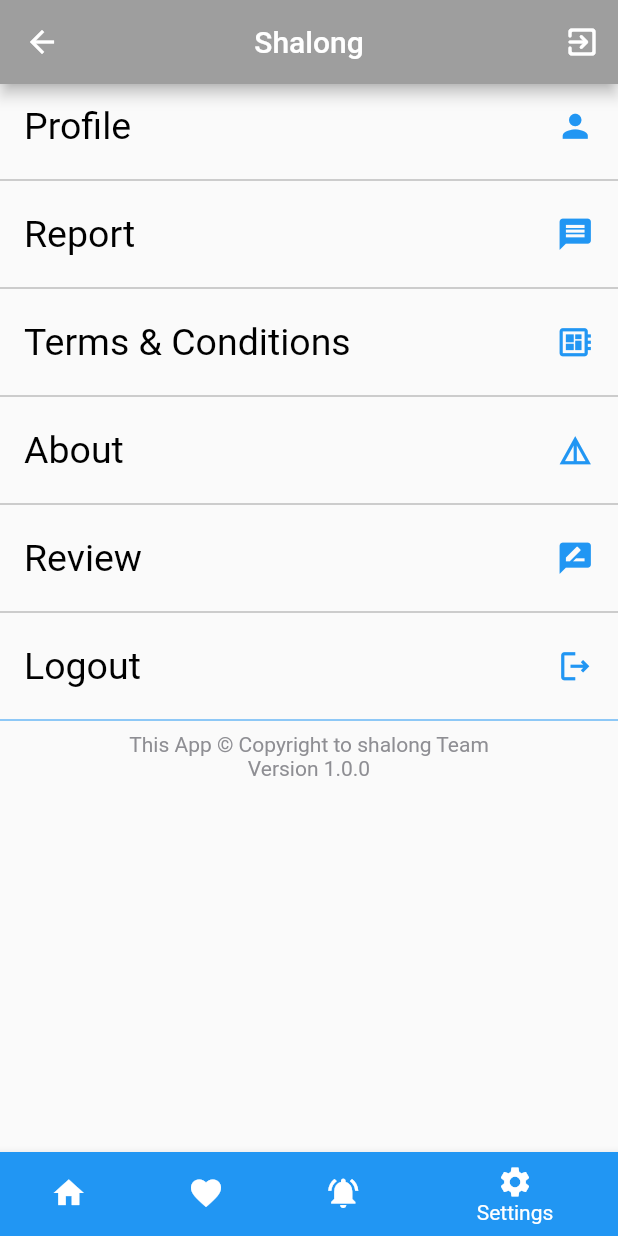
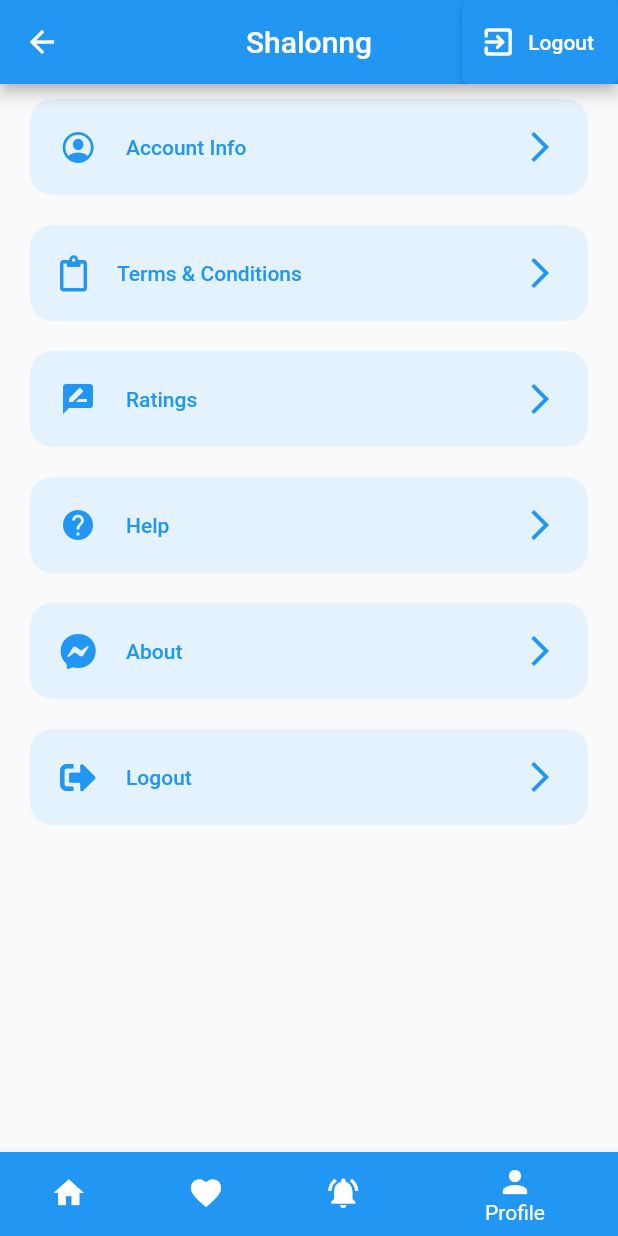
Before and after one commit to knk-naviin/Shalong-app, a Flutter app: the BarberDashboardScreen screen opened by its route, item 4 of the bottom bar chosen, on a phone screen of 412 x 824 dp. Run offline on Flutter 3.47's test engine with Material 2 defaults, Android fonts, the phone set to English and light mode, and no system bars; our stand-ins replace animated_splash_screen, cloud_firestore, email_validator, firebase_auth, firebase_core, font_awesome_flutter and 2 more; accounts and stored records are empty.

```diff
--- a/shalong/lib/Dashboard/BarberDashBoardScreen.dart
+++ b/shalong/lib/Dashboard/BarberDashBoardScreen.dart
@@ -42,11 +42,12 @@ class _BarberDashboardScreenState extends State<BarberDashboardScreen> {
   Widget build(BuildContext context) {
     return Scaffold(
         appBar: AppBar(
-          title: Text("Shalong"),
+          title: Text("Shalonng"),
           centerTitle: true,
-          backgroundColor: Colors.grey,
+          backgroundColor: Colors.blue,
           actions: [
-            IconButton(
+            ElevatedButton.icon(
+              label: Text("Logout"),
               icon: Icon(Icons.exit_to_app_rounded),
               onPressed: () {
                 showDialog(
@@ -107,8 +108,8 @@ class _BarberDashboardScreenState extends State<BarberDashboardScreen> {
                 label: "Notification",
                 backgroundColor: Colors.blue),
             BottomNavigationBarItem(
-                icon: Icon(Icons.settings),
-                label: "Settings",
+                icon: Icon(Icons.person),
+                label: "Profile",
                 backgroundColor: Colors.blue)
           ],
           currentIndex: _currentIndex,
--- /dev/null
+++ b/shalong/lib/Dashboard/CustomerDashboard/AccountInfoScreen.dart
@@ -0,0 +1,20 @@
+import 'package:flutter/material.dart';
+
+class AccountInfoScreen extends StatefulWidget {
+  const AccountInfoScreen({Key? key}) : super(key: key);
+
+  @override
+  _AccountInfoScreenState createState() => _AccountInfoScreenState();
+}
+
+class _AccountInfoScreenState extends State<AccountInfoScreen> {
+  @override
+  Widget build(BuildContext context) {
+    return Scaffold(
+      appBar: AppBar(
+        centerTitle: true,
+        title: Text("Account Information"),
+      ),
+    );
+  }
+}
--- a/shalong/lib/Dashboard/CustomerDashboard/CustomerDashboardScreen.dart
+++ b/shalong/lib/Dashboard/CustomerDashboard/CustomerDashboardScreen.dart
@@ -32,7 +32,7 @@ class _CustomerDashboardScreenState extends State<CustomerDashboardScreen> {
         centerTitle: true,
         backgroundColor: Colors.blue,
         actions: [
-          IconButton(
+          ElevatedButton.icon(
             icon: Icon(Icons.exit_to_app_rounded),
             onPressed: () {
               showDialog(
@@ -75,6 +75,7 @@ class _CustomerDashboardScreenState extends State<CustomerDashboardScreen> {
                 ),
               );
             },
+            label: Text("Logout"),
           )
         ],
       ),
--- a/shalong/lib/Dashboard/CustomerDashboard/Settings.dart
+++ b/shalong/lib/Dashboard/CustomerDashboard/Settings.dart
@@ -2,6 +2,8 @@ import 'dart:io';
 
 import 'package:flutter/cupertino.dart';
 import 'package:flutter/material.dart';
+import 'package:font_awesome_flutter/font_awesome_flutter.dart';
+import 'package:shalong/Dashboard/CustomerDashboard/AccountInfoScreen.dart';
 import 'package:shalong/UserAuthentication/AuthManager.dart';
 
 class Settings extends StatefulWidget {
@@ -15,97 +17,128 @@ class _SettingsState extends State<Settings> {
   @override
   Widget build(BuildContext context) {
     return Container(
-        child: Column(
-            mainAxisAlignment: MainAxisAlignment.start,
+        child: Column(mainAxisAlignment: MainAxisAlignment.start, children: [
+          Padding(
+        padding: EdgeInsets.symmetric(horizontal: 20, vertical: 10),
+        child: TextButton(
+          style: TextButton.styleFrom(
+            primary: Colors.blue,
+            padding: EdgeInsets.all(20),
+            shape:
+                RoundedRectangleBorder(borderRadius: BorderRadius.circular(15)),
+            backgroundColor: Colors.blue.shade50,
+          ),
+          onPressed: () {
+            Navigator.push(
+              context,
+              MaterialPageRoute(builder: (context) => AccountInfoScreen()),
+            );
+          },
+          child: Row(
             children: [
-          ListTile(
-        title: Text(
-          "Profile",
-          style: TextStyle(fontSize: 25, color: Colors.black),
+              Icon(CupertinoIcons.profile_circled),
+              SizedBox(width: 20),
+              Expanded(child: Text("Account Info")),
+              Icon(Icons.arrow_forward_ios),
+            ],
           ),
-        trailing: Icon(
-          Icons.person,
-          size: 25,
-          color: Colors.blue,
         ),
-        onTap: (){},
       ),
-          Divider(
-           color: Colors.grey,
+          Padding(
+        padding: EdgeInsets.symmetric(horizontal: 20, vertical: 10),
+        child: TextButton(
+          style: TextButton.styleFrom(
+            primary: Colors.blue,
+            padding: EdgeInsets.all(20),
+            shape:
+                RoundedRectangleBorder(borderRadius: BorderRadius.circular(15)),
+            backgroundColor: Colors.blue.shade50,
           ),
-          ListTile(
-            title: Text(
-              "Report",
-              style: TextStyle(fontSize: 25, color: Colors.black),
+          onPressed: () {},
+          child: Row(
+            children: [
+              FaIcon(FontAwesomeIcons.clipboard),
+              SizedBox(width: 20),
+              Expanded(child: Text("Terms & Conditions")),
+              Icon(Icons.arrow_forward_ios),
+            ],
           ),
-            trailing: Icon(
-              Icons.message,
-              size: 25,
-              color: Colors.blue,
         ),
-            onTap: (){},
-            autofocus: true,
       ),
-          Divider(
-            color: Colors.grey,
+          Padding(
+        padding: EdgeInsets.symmetric(horizontal: 20, vertical: 10),
+        child: TextButton(
+          style: TextButton.styleFrom(
+            primary: Colors.blue,
+            padding: EdgeInsets.all(20),
+            shape:
+                RoundedRectangleBorder(borderRadius: BorderRadius.circular(15)),
+            backgroundColor: Colors.blue.shade50,
           ),
-          ListTile(
-            title: Text(
-              "Terms & Conditions",
-              style: TextStyle(fontSize: 25, color: Colors.black),
+          onPressed: () {},
+          child: Row(
+            children: [
+              Icon(Icons.rate_review),
+              SizedBox(width: 20),
+              Expanded(child: Text("Ratings")),
+              Icon(Icons.arrow_forward_ios),
+            ],
           ),
-            trailing: Icon(
-              Icons.developer_board_outlined,
-              size: 25,
-              color: Colors.blue,
         ),
-            onTap: (){},
       ),
-          Divider(
-            color: Colors.grey,
+          Padding(
+        padding: EdgeInsets.symmetric(horizontal: 20, vertical: 10),
+        child: TextButton(
+          style: TextButton.styleFrom(
+            primary: Colors.blue,
+            padding: EdgeInsets.all(20),
+            shape:
+                RoundedRectangleBorder(borderRadius: BorderRadius.circular(15)),
+            backgroundColor: Colors.blue.shade50,
           ),
-          ListTile(
-            title: Text(
-              "About",
-              style: TextStyle(fontSize: 25, color: Colors.black),
+          onPressed: () {},
+          child: Row(
+            children: [
+              Icon(Icons.help),
+              SizedBox(width: 20),
+              Expanded(child: Text("Help")),
+              Icon(Icons.arrow_forward_ios),
+            ],
           ),
-            trailing: Icon(
-              Icons.details,
-              size: 25,
-              color: Colors.blue,
         ),
-            onTap: (){},
       ),
-          Divider(
-            color: Colors.grey,
+          Padding(
+        padding: EdgeInsets.symmetric(horizontal: 20, vertical: 10),
+        child: TextButton(
+          style: TextButton.styleFrom(
+            primary: Colors.blue,
+            padding: EdgeInsets.all(20),
+            shape:
+                RoundedRectangleBorder(borderRadius: BorderRadius.circular(15)),
+            backgroundColor: Colors.blue.shade50,
           ),
-          ListTile(
-            title: Text(
-              "Review",
-              style: TextStyle(fontSize: 25, color: Colors.black),
+          onPressed: () {},
+          child: Row(
+            children: [
+              FaIcon(FontAwesomeIcons.facebookMessenger),
+              SizedBox(width: 20),
+              Expanded(child: Text("About")),
+              Icon(Icons.arrow_forward_ios),
+            ],
           ),
-            trailing: Icon(
-              Icons.rate_review,
-              size: 25,
-              color: Colors.blue,
         ),
-            onTap: (){},
-            autofocus: true,
       ),
-          Divider(
-            color: Colors.grey,
+          Padding(
+        padding: EdgeInsets.symmetric(horizontal: 20, vertical: 10),
+        child: TextButton(
+          style: TextButton.styleFrom(
+            primary: Colors.blue,
+            padding: EdgeInsets.all(20),
+            shape:
+                RoundedRectangleBorder(borderRadius: BorderRadius.circular(15)),
+            backgroundColor: Colors.blue.shade50,
           ),
-          ListTile(
-            title: Text(
-              "Logout",
-              style: TextStyle(fontSize: 25, color: Colors.black),
-            ),
-            trailing: Icon(
-              Icons.logout_outlined,
-              size: 25,
-              color: Colors.blue,
-            ),
-            onTap: (){
+          onPressed: () {
             showDialog(
               context: context,
               builder: (ctx) => Platform.isIOS
@@ -119,8 +152,7 @@ class _SettingsState extends State<Settings> {
                             child: Text("Cancel")),
                         TextButton(
                             onPressed: () {
-                          signout().then((value) =>
-                              Navigator.of(context)
+                              signout().then((value) => Navigator.of(context)
                                   .pushReplacementNamed("/launch"));
                             },
                             child: Text("Logout")),
@@ -137,8 +169,7 @@ class _SettingsState extends State<Settings> {
                             child: Text("Cancel")),
                         TextButton(
                             onPressed: () {
-                          signout().then((value) =>
-                              Navigator.of(context)
+                              signout().then((value) => Navigator.of(context)
                                   .pushReplacementNamed("/launch"));
                             },
                             child: Text("Logout")),
@@ -146,15 +177,16 @@ class _SettingsState extends State<Settings> {
                     ),
             );
           },
+          child: Row(
+            children: [
+              FaIcon(FontAwesomeIcons.signOutAlt),
+              SizedBox(width: 20),
+              Expanded(child: Text("Logout")),
+              Icon(Icons.arrow_forward_ios),
+            ],
           ),
-          Divider(
-            color: Colors.blue,
-
         ),
-                  Text("This App © Copyright to shalong Team",style: TextStyle(color: CupertinoColors.systemGrey),),
-                  Text("Version 1.0.0",style: TextStyle(color: CupertinoColors.systemGrey))
-
-
+      )
     ]));
   }
 }
--- a/shalong/lib/Util/Util.dart
+++ /dev/null
@@ -1,5 +0,0 @@
-
-
-showDialoge(context) {
-
-}
--- a/shalong/lib/main.dart
+++ b/shalong/lib/main.dart
@@ -38,7 +38,20 @@ class _ShalongAppState extends State<ShalongApp> {
           builder: (BuildContext context, AsyncSnapshot<FirebaseApp> snapshot) {
             if (snapshot.hasData || snapshot.hasError) {
               return AnimatedSplashScreen(
-                  nextScreen: LaunchScreen(), splash: Text("Shalong App"));
+                  nextScreen: LaunchScreen(), splash: Stack(
+                children: [
+                  Center(
+                    child: Text(
+                      "Shalong",
+                      style: TextStyle(fontFamily: "SourceCodePro", fontSize: 60),
+                    ),
+                  ),
+                  Padding(
+                    padding: const EdgeInsets.only(top: 60.0,right: 25),
+                    child: Center(child: Text("We'll style while you smile!",style: TextStyle(fontSize: 17,color: Colors.red),)),
+                  )
+                ],
+              ),);
             } else {
               return Center(
                 child: SizedBox(
```
Also changed, not shown: 3 other files. Lines whose indentation alone changed are shown as unchanged.
